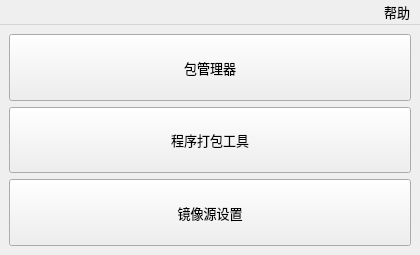
Qt form interface/main_interface.ui (hrpzcf/AwesomePyKit) before a commit.
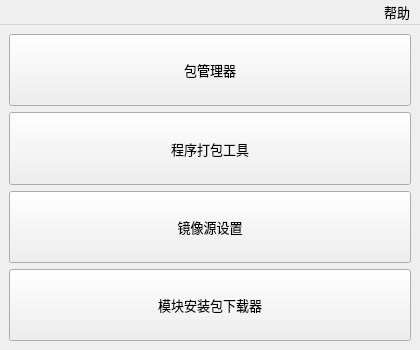
The same form after that commit.

Commit message: feat: 主界面增加"模块安装包下载器"按钮

Patch:
```diff
--- a/interface/main_interface.ui
+++ b/interface/main_interface.ui
@@ -7,19 +7,19 @@
     <x>0</x>
     <y>0</y>
     <width>420</width>
-    <height>255</height>
+    <height>350</height>
    </rect>
   </property>
   <property name="minimumSize">
    <size>
     <width>420</width>
-    <height>255</height>
+    <height>350</height>
    </size>
   </property>
   <property name="maximumSize">
    <size>
     <width>420</width>
-    <height>255</height>
+    <height>350</height>
    </size>
   </property>
   <property name="font">
@@ -83,6 +83,19 @@
         </property>
        </widget>
       </item>
+      <item>
+       <widget class="QPushButton" name="pb_pkg_dload">
+        <property name="sizePolicy">
+         <sizepolicy hsizetype="Minimum" vsizetype="Minimum">
+          <horstretch>0</horstretch>
+          <verstretch>0</verstretch>
+         </sizepolicy>
+        </property>
+        <property name="text">
+         <string>模块安装包下载器</string>
+        </property>
+       </widget>
+      </item>
      </layout>
     </item>
    </layout>
```
The commit also changes 1 other file.
